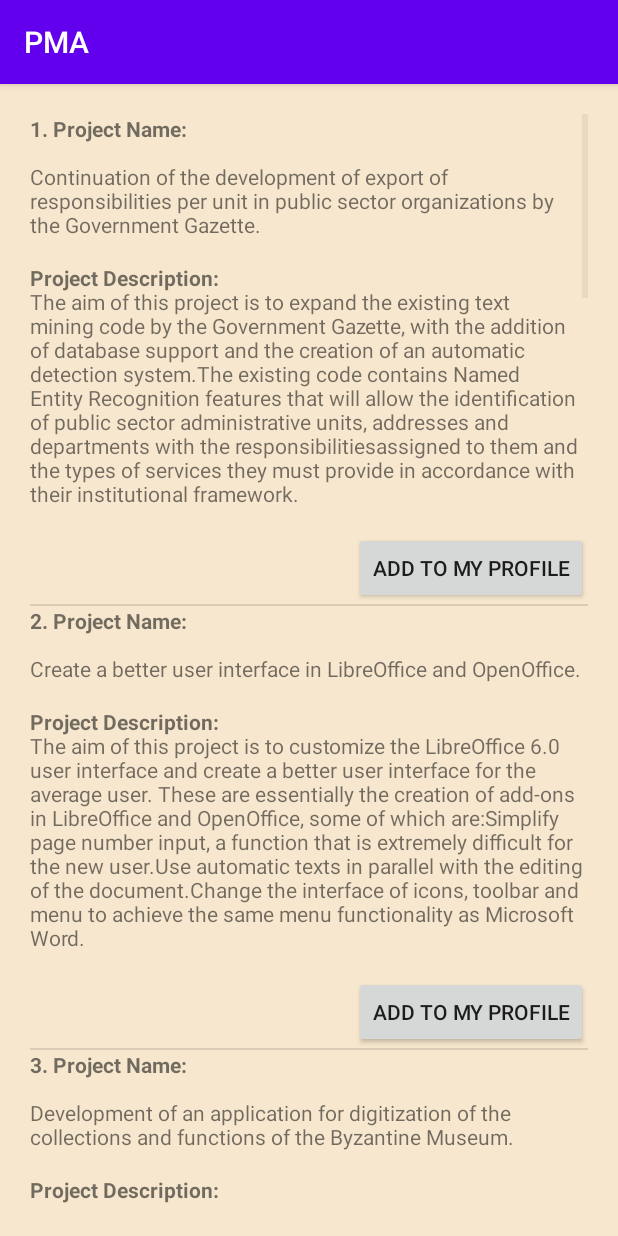
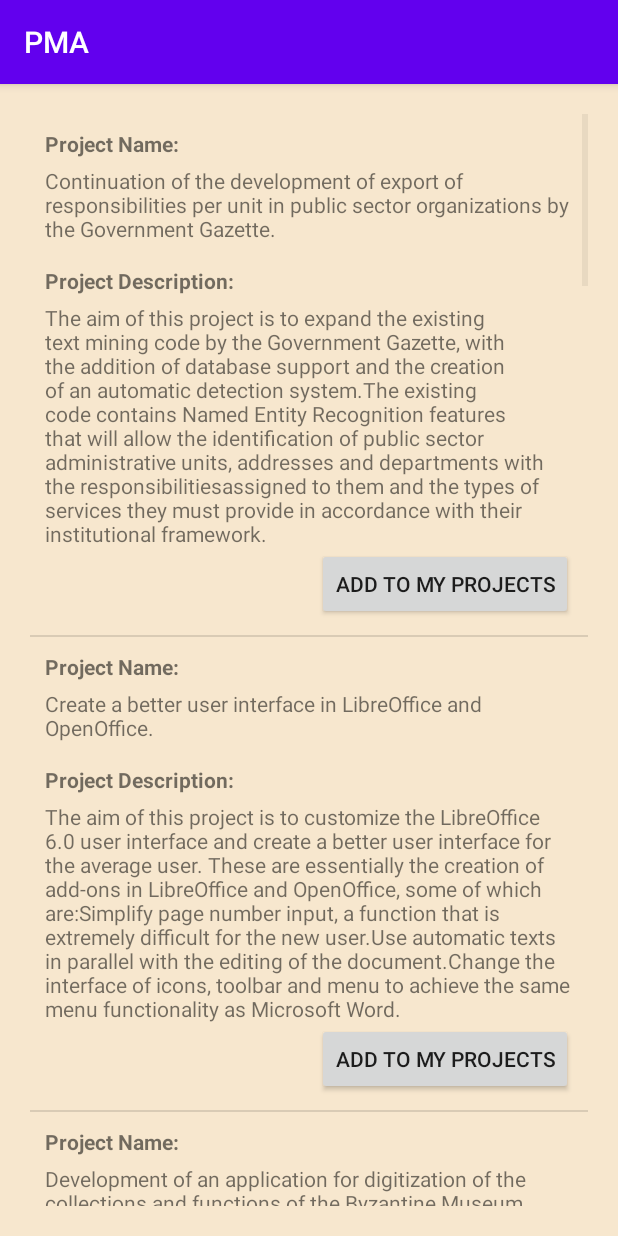
Before and after one commit to rodoulampampa/PMA, an Android app: the ProposedProjectsActivity screen opened directly, with no data from a screen before it, on a phone screen of 412 x 824 dp. Run offline under Robolectric (Android 15) with nearby library versions, the phone set to English and light mode, and no system bars.

Commit message:
For back-up again.

```diff
--- a/app/src/main/java/com/pma/MainActivity.java
+++ b/app/src/main/java/com/pma/MainActivity.java
@@ -23,8 +23,8 @@ public class MainActivity extends AppCompatActivity {
         Intent intent = new Intent(this, ProjectNameActivity.class);
         startActivity(intent);
     }
-    /** Called when the user taps the "Profile" ImageButton*/
-    public void profile_screen(View view) {
+    /** Called when the user taps the "My projects" ImageButton*/
+    public void my_projects_screen(View view) {
         Intent intent = new Intent(this, MyProjectsActivity.class);
         startActivity(intent);
     }
--- a/app/src/main/java/com/pma/MyProjectsActivity.java
+++ b/app/src/main/java/com/pma/MyProjectsActivity.java
@@ -7,11 +7,9 @@ import androidx.appcompat.widget.PopupMenu;
 import android.app.Activity;
 import android.content.Intent;
 import android.os.Bundle;
-import android.util.Log;
 import android.view.MenuItem;
 import android.view.View;
 import android.view.ViewGroup;
-import android.widget.Adapter;
 import android.widget.AdapterView;
 import android.widget.ArrayAdapter;
 import android.widget.ListView;
@@ -58,7 +56,7 @@ public class MyProjectsActivity extends AppCompatActivity {
         });
     }
 
-    class MyProfileAdapter extends ArrayAdapter<MyProject> {
+    final class MyProfileAdapter extends ArrayAdapter<MyProject> {
 
         public MyProfileAdapter() {
             super(MyProjectsActivity.this, R.layout.list_of_projects);
--- a/app/src/main/java/com/pma/ProjectNameActivity.java
+++ b/app/src/main/java/com/pma/ProjectNameActivity.java
@@ -3,6 +3,7 @@ package com.pma;
 import androidx.annotation.NonNull;
 import androidx.appcompat.app.AppCompatActivity;
 
+import android.app.AlertDialog;
 import android.os.Bundle;
 import android.view.View;
 import android.view.ViewGroup;
@@ -450,9 +451,15 @@ public class ProjectNameActivity extends AppCompatActivity implements AdapterVie
         }
 
         @Override
-        public int getCount(){
-            return projectName.size();
-        }
+        public int getCount(){ return projectName.size(); }
+    }
+
+    /** Called when the user taps the Floating Action Button*/
+    public void add_a_project_name(View view) {
+        // setup the alert builder
+        AlertDialog.Builder builder = new AlertDialog.Builder(this);
+        builder.setTitle("Select Project:");
+        builder.setMessage(".");
     }
 
 }
--- a/app/src/main/java/com/pma/ProposedProjectsActivity.java
+++ b/app/src/main/java/com/pma/ProposedProjectsActivity.java
@@ -5,7 +5,6 @@ import androidx.appcompat.app.AppCompatActivity;
 
 import android.os.Bundle;
 import android.view.View;
-import android.text.Html;
 import android.view.ViewGroup;
 import android.widget.ArrayAdapter;
 import android.widget.ListView;
@@ -13,114 +12,99 @@ import android.widget.TextView;
 
 import java.util.ArrayList;
 
+
 public class ProposedProjectsActivity extends AppCompatActivity {
     ArrayList<ProposedProject> proposedProjects;
+
     @Override
     protected void onCreate(Bundle savedInstanceState) {
         super.onCreate(savedInstanceState);
         setContentView(R.layout.activity_proposed_projects);
 
         proposedProjects = new ArrayList<>();
-        proposedProjects.add(new ProposedProject("<b>" + "1. Project Name: <br/><br/>" + "</b>" +
-                "Continuation of the development of export of responsibilities per unit in public sector organizations by the Government Gazette.<br/>", "<b>" + "Project Description:<br/>" +
-                "</b>" + "The aim of this project is to expand the existing text mining code by the Government Gazette, with the addition of database support and the creation of an automatic detection system." +
+
+        proposedProjects.add(new ProposedProject("Continuation of the development of export of responsibilities per unit in public sector organizations by the Government Gazette.",
+                "The aim of this project is to expand the existing text mining code by the Government Gazette, with the addition of database support and the creation of an automatic detection system." +
                 "The existing code contains Named Entity Recognition features that will allow the identification of public sector administrative units, addresses and departments with the responsibilities" +
-                "assigned to them and the types of services they must provide in accordance with their institutional framework.<br/>"));
-        proposedProjects.add(new ProposedProject("<b>" + "2. Project Name: <br/><br/>" + "</b>" +
-                "Create a better user interface in LibreOffice and OpenOffice.<br/>", "<b>" + "Project Description:<br/>" + "</b>" +
-                "The aim of this project is to customize the LibreOffice 6.0 user interface and create a better user interface for the average user. These are essentially the creation of add-ons in LibreOffice and OpenOffice, some of which are:" +
+                "assigned to them and the types of services they must provide in accordance with their institutional framework."));
+        proposedProjects.add(new ProposedProject("Create a better user interface in LibreOffice and OpenOffice.", "The aim of this project is to customize the LibreOffice 6.0 user interface and create a better user interface for the average user. These are essentially the creation of add-ons in LibreOffice and OpenOffice, some of which are:" +
                 "Simplify page number input, a function that is extremely difficult for the new user." + "Use automatic texts in parallel with the editing of the document." +
-                "Change the interface of icons, toolbar and menu to achieve the same menu functionality as Microsoft Word.<br/>"));
-        proposedProjects.add(new ProposedProject("<b>" + "3. Project Name: <br/><br/>" + "</b>" +
-                "Development of an application for digitization of the collections and functions of the Byzantine Museum.<br/>", "<b>" + "Project Description:<br/>" + "</b>" +
-                "The aim of this project is the overall, digital management of the collections and functions of the Byzantine Museum and the development of interactive cultural applications," +
+                "Change the interface of icons, toolbar and menu to achieve the same menu functionality as Microsoft Word."));
+        proposedProjects.add(new ProposedProject("Development of an application for digitization of the collections and functions of the Byzantine Museum.", "The aim of this project is the overall, digital management of the collections and functions of the Byzantine Museum and the development of interactive cultural applications," +
                 "for online access to the museum's collections of many different groups at the national and international level: general audience and audiences with special interests." +
-                "(eg educational community, researchers and scientists, groups of visitors, families, tourists).<br/>"));
-        proposedProjects.add(new ProposedProject("<b>" + "4. Project Name: <br/><br/>" + "</b>" +
-                "Developing an application that is going to help the user search for fellow travelers where they intend to go to the same destination.<br/>","<b>" + "Project Description:<br/>" +
+                "(eg educational community, researchers and scientists, groups of visitors, families, tourists)."));
+        proposedProjects.add(new ProposedProject("Developing an application that is going to help the user search for fellow travelers where they intend to go to the same destination.",
                 "</b>" + "The purpose of this project is to help the user of the application to search for fellow traveler/ fellow travelers who wish to head to the same destination as the user of the application." +
-                "The application will provide the user security in the selection of his fellow travelers and will be adapted to his needs.<br/>"));
-        proposedProjects.add(new ProposedProject("<b>" + "5. Project Name: <br/><br/>" + "</b>" +
-                "Development of a mobile application that detects diseases and ailments.<br/>", "<b>" + "Project Description:<br/>" + "</b>" +
-                "The main goal of this project is to ensure human health and early diagnosis of possible diseases or illnesses that the user of the application may suffer. The user will place parts of his body" +
+                "The application will provide the user security in the selection of his fellow travelers and will be adapted to his needs."));
+        proposedProjects.add(new ProposedProject("Development of a mobile application that detects diseases and ailments.", "The main goal of this project is to ensure human health and early diagnosis of possible diseases or illnesses that the user of the application may suffer. The user will place parts of his body" +
                 "on mobile parts (such as the camera) and through special programs and sensors used in medical and microbiological laboratories the application will inform the user about the results of his" +
-                "examination.<br/>"));
-        proposedProjects.add(new ProposedProject("<b>" + "6. Project Name: <br/><br/>" + "</b>" +
-                "Development of an application for mobile phones that makes the stops of public transport \"smarter\".<br/>", "<b>" + "Project Description:<br/>" + "</b>" +
+                "examination."));
+        proposedProjects.add(new ProposedProject("Development of an application for mobile phones that makes the stops of public transport \"smarter\".",
                 "The aim of this project is the smarter and more efficient management of public transport routes. The application will provide up-to-date traffic information, possible accidents or traffic jams" +
-                "and allow passengers to perform daily tasks such as paying bills, sending parcels or filling out a phone.<br/>"));
-        proposedProjects.add(new ProposedProject("<b>" + "7. Project Name: <br/><br/>" + "</b>" +
-                "Development of application and support of online space for resale of products and services.<br/>", "<b>" + "Project Description:<br/>" + "</b>" +
+                "and allow passengers to perform daily tasks such as paying bills, sending parcels or filling out a phone."));
+        proposedProjects.add(new ProposedProject("Development of application and support of online space for resale of products and services.",
                 "The goal of this project is to create an application that is easy to use by the average user where it will be based on reselling products and services. By creating his own profile," +
                 "the user will be given the opportunity to sell his own products that he no longer uses or to offer services. It will also be informed about the products and services announced" +
-                "by other users of the application.<br/>"));
-        proposedProjects.add(new ProposedProject("<b>" + "8. Project Name: <br/><br/>" + "</b>" +
-                "Development of an application that is addressed to both professionals and individuals, who want to easily and quickly transfer their parcels from city to city and from country" +
-                "to country.<br/>", "<b>" + "Project Description:<br/>" + "</b>" +
-                "This is an application whose main purpose is to facilitate both senders and recipients of parcels sent from country to country and from city to city every day. The sender will be" +
+                "by other users of the application."));
+        proposedProjects.add(new ProposedProject("Development of an application that is addressed to both professionals and individuals, who want to easily and quickly transfer their parcels from city to city and from country " +
+                "to country.", "This is an application whose main purpose is to facilitate both senders and recipients of parcels sent from country to country and from city to city every day. The sender will be" +
                 "able to monitor the progress of his parcel through application by any transport company.Through the application, the transport company will be able to offer offers on specific" +
-                "itineraries. <br/>"));
-        proposedProjects.add(new ProposedProject("<b>" + "9. Project Name: <br/><br/>" + "</b>" +
-                "Development of a mobile phone application for stress detection.<br/>", "<b>" + "Project Description:<br/>" + "</b>" +
+                "itineraries. "));
+        proposedProjects.add(new ProposedProject("Development of a mobile phone application for stress detection.",
                 "The goal of this application is to improve people's living conditions. The main problem for most people due to the modern pace of life is stress. This application will be connected" +
-                "wirelessly to vital signs that change when the person is stressed and when this happens will notify the user.<br/>"));
-        proposedProjects.add(new ProposedProject("<b>" + "10. Project Name: <br/><br/>" + "</b>" +
-                "Application development for people with disabilities.<br/>", "<b>" + "Project Description:<br/>" + "</b>" +
+                "wirelessly to vital signs that change when the person is stressed and when this happens will notify the user."));
+        proposedProjects.add(new ProposedProject("Application development for people with disabilities.",
                 "A disabled person will be able to use a map that will facilitate his movements, locate parking spaces in his city and enable him to report access problems. Citizens will be able to" +
                 "contribute to the identification of the inaccessible parts of the city by making a report. Institutions such as banks, public services, schools, universities will also participate" +
                 "in the overall project. They will have the opportunity to contact the disabled who will plan their arrival so that if there is no proper infrastructure, they can be welcomed by an" +
-                "employee to help them access.<br/>"));
-        proposedProjects.add(new ProposedProject("<b>" + "11. Project Name: <br/><br/>" + "</b>" +
-                "Creating a website where student work is organized.<br/>", "<b>" + "Project Description:<br/>" + "</b>" +
+                "employee to help them access."));
+        proposedProjects.add(new ProposedProject("Creating a website where student work is organized.",
                 "The purpose of this project is to help students categorize and sort their work. The assignments of each student will be categorized according to the current courses and priority" +
                 "will be given to these assignments. The user will receive reminder notifications in tasks that have not been delivered. When the teacher announces the grades of the delivered" +
-                "assignments, they will be automatically integrated in the application and will diagrammatically represent his course in the assignments of his school.<br/>"));
-        proposedProjects.add(new ProposedProject("<b>" + "12. Project Name: <br/><br/>" + "</b>" +
-                "Application development for missing animals.<br/>", "<b>" + "Project Description:<br/>" + "</b>" +
+                "assignments, they will be automatically integrated in the application and will diagrammatically represent his course in the assignments of his school."));
+        proposedProjects.add(new ProposedProject("Application development for missing animals.",
                 "The aim of this project is to inform citizens by area about missing animals or animals found on the road. Through the application, the user will be able to announce," +
                 "depending on the area in which it is located, an animal (or more) that was found abandoned on the road and most likely the owner is looking for it. Also, any owner who has" +
                 "lost their pet will have the opportunity to announce it through the application and help find it.Each user of the application will also see the announcements of the other users of" +
-                "the application from any region of Greece.<br/>"));
-        proposedProjects.add(new ProposedProject("<b>" + "13. Project Name: <br/><br/>" + "</b>" +
-                "Develop an application that will allow you to locate bicycles according to the current location of the user.<br/>", "<b>" + "Project Description:<br/>" + "</b>" +
+                "the application from any region of Greece."));
+        proposedProjects.add(new ProposedProject("Develop an application that will allow you to locate bicycles according to the current location of the user.",
                 "description 13The aim of this project is to protect the environment and make it easier for cyclists to find possible places where they could rent a bicycle." +
                 "Depending on the location of the user, the application will suggest all the possible points where it is either for bicycle shops or for rent. In the case of bicycle rental," +
-                "the application will inform him about the prices and the time priced by each store in the surrounding area.<br/>"));
-        proposedProjects.add(new ProposedProject("<b>" + "14. Project Name: <br/><br/>" + "</b>" +
-                "Creating a website for student career guidance.<br/>", "<b>" + "Project Description:<br/>" + "</b>" +
+                "the application will inform him about the prices and the time priced by each store in the surrounding area."));
+        proposedProjects.add(new ProposedProject("Creating a website for student career guidance.",
                 "The main purpose of this project is to help students, especially of the school, to follow the right professional orientation according to their interests and preferences." +
-                "It is a website where the user will enter some data concerning his interests and as a result he will be offered suggested professional fields that he could follow.<br/>"));
+                "It is a website where the user will enter some data concerning his interests and as a result he will be offered suggested professional fields that he could follow."));
 
 
         ListView listView = findViewById(R.id.project_list);
         listView.setAdapter(new ProposedProjectsAdapter());
+
+
     }
 
     class ProposedProjectsAdapter extends ArrayAdapter<ProposedProject> {
 
         public ProposedProjectsAdapter() {
-            super(ProposedProjectsActivity.this, R.layout.add_to_profile);
+            super(ProposedProjectsActivity.this, R.layout.add_to_my_projects);
         }
         @NonNull
         @Override
         public View getView(int position, View convertView, @NonNull ViewGroup parent){
             View itemview = convertView;
             if(itemview == null){
-                itemview = ProposedProjectsActivity.this.getLayoutInflater().inflate(R.layout.add_to_profile, parent, false);
+                itemview = ProposedProjectsActivity.this.getLayoutInflater().inflate(R.layout.add_to_my_projects, parent, false);
             }
 
-            TextView text1 = itemview.findViewById(R.id.text1);
-            TextView text2 = itemview.findViewById(R.id.text2);
+            TextView text1 = itemview.findViewById(R.id.project_name_tv_suggested);
+            TextView text2 = itemview.findViewById(R.id.project_description_tv_suggested);
 
-            text1.setText(Html.fromHtml(proposedProjects.get(position).name));
-            text2.setText(Html.fromHtml(proposedProjects.get(position).description));
+            text1.setText(proposedProjects.get(position).name);
+            text2.setText(proposedProjects.get(position).description);
 
             return itemview;
         }
 
         @Override
-        public int getCount(){
-            return proposedProjects.size();
-        }
+        public int getCount(){ return proposedProjects.size(); }
     }
 }
--- a/app/src/main/res/layout/activity_calendar.xml
+++ b/app/src/main/res/layout/activity_calendar.xml
@@ -10,7 +10,7 @@
         android:id="@+id/calendarView"
         android:layout_width="0dp"
         android:layout_height="wrap_content"
-        android:layout_marginBottom="120dp"
+        android:layout_marginBottom="200dp"
         app:layout_constraintBottom_toBottomOf="parent"
         app:layout_constraintEnd_toEndOf="parent"
         app:layout_constraintStart_toStartOf="parent"
--- a/app/src/main/res/layout/activity_main.xml
+++ b/app/src/main/res/layout/activity_main.xml
@@ -90,11 +90,11 @@
             app:srcCompat="@drawable/ic_notifications_black_18dp" />
 
         <ImageButton
-            android:id="@+id/Profile"
+            android:id="@+id/My_projects"
             android:layout_width="wrap_content"
             android:layout_height="wrap_content"
             android:layout_weight="1"
-            android:onClick="profile_screen"
+            android:onClick="my_projects_screen"
             app:srcCompat="@drawable/ic_person_black_18dp" />
     </LinearLayout>
 
--- a/app/src/main/res/layout/activity_my_projects.xml
+++ b/app/src/main/res/layout/activity_my_projects.xml
@@ -29,7 +29,7 @@
             android:layout_width="wrap_content"
             android:layout_height="wrap_content"
             android:layout_marginTop="20dp"
-            android:text="projects:"
+            android:text="My projects:"
             android:textAllCaps="true"
             android:textSize="20sp"
             android:textStyle="bold|italic" />
--- a/app/src/main/res/layout/activity_project_name.xml
+++ b/app/src/main/res/layout/activity_project_name.xml
@@ -1,7 +1,25 @@
 <?xml version="1.0" encoding="utf-8"?>
-<LinearLayout xmlns:android="http://schemas.android.com/apk/res/android"
+<androidx.constraintlayout.widget.ConstraintLayout xmlns:android="http://schemas.android.com/apk/res/android"
     xmlns:app="http://schemas.android.com/apk/res-auto"
     xmlns:tools="http://schemas.android.com/tools"
+    android:layout_width="match_parent"
+    android:layout_height="match_parent"
+    android:layout_margin="20dp"
+    tools:context=".MyProjectsActivity">
+
+
+    <com.google.android.material.floatingactionbutton.FloatingActionButton
+        android:id="@+id/floatingActionButton3"
+        android:layout_width="wrap_content"
+        android:layout_height="wrap_content"
+        android:layout_margin="20dp"
+        android:clickable="true"
+        android:onClick="add_a_project_name"
+        app:layout_constraintBottom_toBottomOf="parent"
+        app:layout_constraintEnd_toEndOf="parent"
+        app:srcCompat="@drawable/add_black_18dp" />
+
+        <LinearLayout
             android:layout_width="match_parent"
             android:layout_height="match_parent"
             android:orientation="vertical"
@@ -21,3 +39,5 @@
             android:layout_height="match_parent" />
 
     </LinearLayout>
+
+</androidx.constraintlayout.widget.ConstraintLayout>
--- /dev/null
+++ b/app/src/main/res/layout/add_to_my_projects.xml
@@ -0,0 +1,46 @@
+<?xml version="1.0" encoding="utf-8"?>
+<LinearLayout
+    xmlns:android="http://schemas.android.com/apk/res/android"
+    android:layout_width="match_parent"
+    android:layout_height="wrap_content"
+    android:orientation="vertical"
+    android:padding="10dp">
+
+    <TextView
+        android:id="@+id/title_name2"
+        android:layout_width="match_parent"
+        android:layout_height="wrap_content"
+        android:text="Project Name:"
+        android:textStyle="bold" />
+
+    <TextView
+        android:id="@+id/project_name_tv_suggested"
+        android:layout_width="match_parent"
+        android:layout_height="wrap_content"
+        android:layout_marginTop="5dp"
+        android:text="ESTW NAME" />
+
+    <TextView
+        android:id="@+id/title_description2"
+        android:layout_width="match_parent"
+        android:layout_height="wrap_content"
+        android:layout_marginTop="15dp"
+        android:text="Project Description:"
+        android:textStyle="bold" />
+
+    <TextView
+        android:id="@+id/project_description_tv_suggested"
+        android:layout_width="match_parent"
+        android:layout_height="wrap_content"
+        android:layout_marginTop="5dp"
+        android:text="ESTW DESCRIPTION" />
+
+
+    <Button
+        android:id="@+id/add_to_my_projects"
+        android:layout_width="wrap_content"
+        android:layout_height="wrap_content"
+        android:layout_gravity="right"
+        android:text="Add to my projects" />
+
+</LinearLayout>
--- a/app/src/main/res/layout/add_to_profile.xml
+++ /dev/null
@@ -1,29 +0,0 @@
-<?xml version="1.0" encoding="utf-8"?>
-<androidx.constraintlayout.widget.ConstraintLayout
-    xmlns:android="http://schemas.android.com/apk/res/android"
-    xmlns:app="http://schemas.android.com/apk/res-auto"
-    android:layout_width="match_parent"
-    android:layout_height="match_parent">
-
-    <TextView
-        android:id="@+id/text1"
-        android:layout_width="wrap_content"
-        android:layout_height="wrap_content"
-        android:text="TextView" />
-
-    <TextView
-        android:id="@+id/text2"
-        android:layout_width="wrap_content"
-        android:layout_height="wrap_content"
-        android:text="TextView"
-        app:layout_constraintTop_toBottomOf="@id/text1" />
-
-    <Button
-        android:id="@+id/button2"
-        android:layout_width="wrap_content"
-        android:layout_height="wrap_content"
-        android:text="Add to my profile"
-        app:layout_constraintEnd_toEndOf="parent"
-        app:layout_constraintTop_toBottomOf="@id/text2" />
-
-</androidx.constraintlayout.widget.ConstraintLayout>
```
Lines whose indentation alone changed are shown as unchanged.
